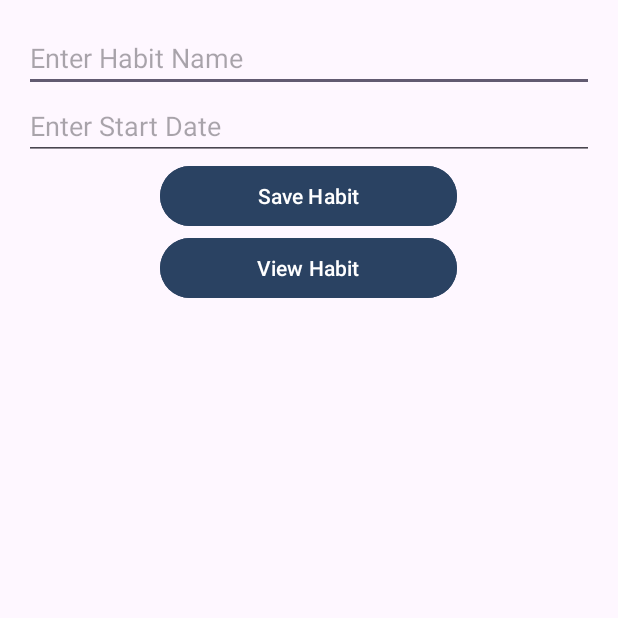
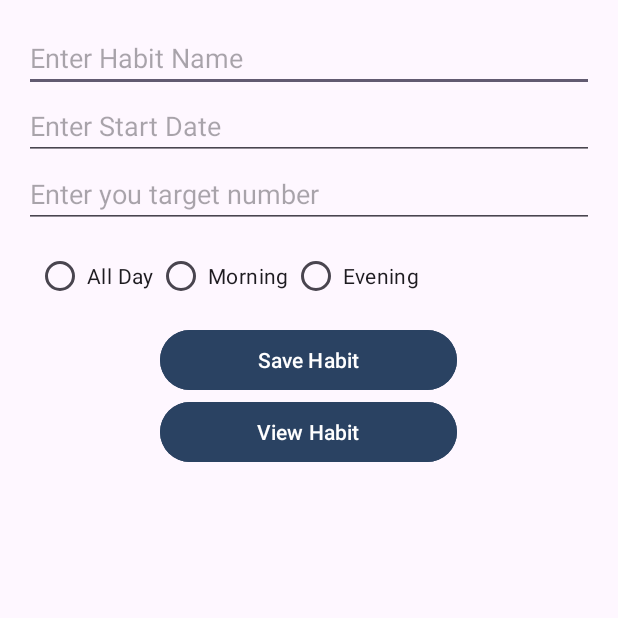
Before and after one commit to Angham-77/FYP_app, an Android app: the MainActivityAddNewHabit screen opened directly, with no data from a screen before it, on a phone screen of 412 x 824 dp, the top half of it. Run offline under Robolectric (Android 15) with nearby library versions, the phone set to English and light mode, and no system bars.

Commit message:
Second version that has more enhancements to the my habit page

```diff
--- a/app/src/main/AndroidManifest.xml
+++ b/app/src/main/AndroidManifest.xml
@@ -12,6 +12,10 @@
         android:supportsRtl="true"
         android:theme="@style/Theme.FYP_Habitiny"
         tools:targetApi="31">
+        <activity
+            android:name=".MainActivityDetailHabit"
+            android:exported="true"
+            android:parentActivityName=".MainActivtyMyHabit"/>
         <activity
             android:name=".MainAcitivy_bottom_nav_view"
             android:exported="true"
--- a/app/src/main/java/com/example/fyp_habitiny/Model/Habit.kt
+++ b/app/src/main/java/com/example/fyp_habitiny/Model/Habit.kt
@@ -1,5 +1,5 @@
 package com.example.fyp_habitiny.Model
 
 data class Habit  (val habitId: Int, var HabitUserId: Int, var habitName: String, var habitStartDate: String,
-              val habitStatus: Int) {
+              val habitStatus: Int, val habittarget: Int, val habittimePreference: String) {
 }
--- a/app/src/main/res/layout/activity_add_habit.xml
+++ b/app/src/main/res/layout/activity_add_habit.xml
@@ -18,6 +18,41 @@
         android:layout_width="match_parent"
         android:layout_height="wrap_content"
         android:hint="Enter Start Date" />
+
+    <EditText
+        android:id="@+id/editTextTarget"
+        android:layout_width="match_parent"
+        android:layout_height="wrap_content"
+        android:hint="Enter you target number" />
+
+    <RadioGroup
+        android:id="@+id/radioGroupHabitPreference"
+        android:layout_width="wrap_content"
+        android:layout_height="wrap_content"
+        android:orientation="horizontal"
+        android:padding="8dp"> <!-- or horizontal if you prefer -->
+
+        <RadioButton
+            android:id="@+id/radioButtonAllDay"
+            android:layout_width="wrap_content"
+            android:layout_height="wrap_content"
+            android:text="All Day"
+            android:padding="2dp"/>
+
+        <RadioButton
+            android:id="@+id/radioButtonMorning"
+            android:layout_width="wrap_content"
+            android:layout_height="wrap_content"
+            android:text="Morning"
+            android:padding="2dp"/>
+
+        <RadioButton
+            android:id="@+id/radioButtonEvening"
+            android:layout_width="wrap_content"
+            android:layout_height="wrap_content"
+            android:text="Evening"
+            android:padding="2dp"/>
+    </RadioGroup>
 
     <Button
         android:id="@+id/buttonSaveHabit"
```
Also changed, not shown: app/src/main/java/com/example/fyp_habitiny/HabitAdapter.kt (+13 -1 lines), app/src/main/java/com/example/fyp_habitiny/MainActivityAddNewHabit.kt (+27 -1 lines), app/src/main/java/com/example/fyp_habitiny/MainActivityDetailHabit.kt (added, +13 -0 lines), app/src/main/java/com/example/fyp_habitiny/Model/DataBaseHelper.kt (+31 -3 lines), app/src/main/res/layout/activity_detailed_habit.xml (added, +45 -0 lines), app/src/main/res/layout/activity_single_habit.xml (+14 -0 lines).
